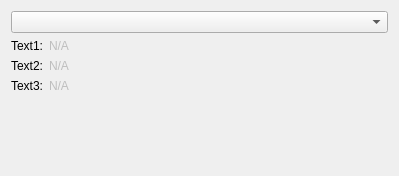
Qt form libs/aggregation/examples/text/main.ui (FreeHealth/freehealth) before a commit.
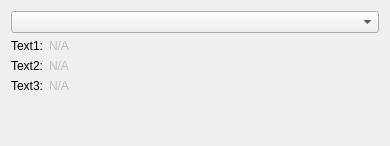
The same form after that commit.

```diff
--- a/libs/aggregation/examples/text/main.ui
+++ b/libs/aggregation/examples/text/main.ui
@@ -1,12 +1,12 @@
 <ui version="4.0" >
  <class>mainClass</class>
- <widget class="QWidget" name="mainClass" >
-  <property name="geometry" >
+ <widget class="QWidget" name="mainClass">
+  <property name="geometry">
    <rect>
     <x>0</x>
     <y>0</y>
-    <width>399</width>
-    <height>176</height>
+    <width>390</width>
+    <height>146</height>
    </rect>
   </property>
   <property name="windowTitle" >
@@ -122,7 +122,7 @@
    </item>
   </layout>
  </widget>
- <layoutdefault spacing="6" margin="11" />
+ <layoutdefault spacing="6" margin="11"/>
  <resources/>
  <connections/>
 </ui>
```
Left out of the diff: 81 changed lines with no effect on the pictures.
